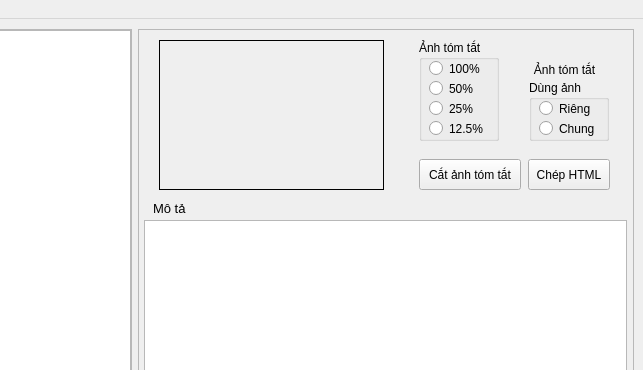
phamsodiep/simple_ecommerce, file data_editor_no_chars/data_editor_no_chars.ui: the form before one commit; both pictures show x 702 to 1345 and y 0 to 370 of the 1345 by 687 pixel window.
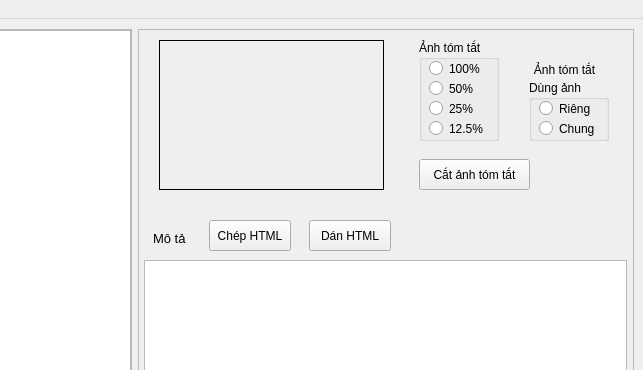
The form after the commit.

Commit message: [data_editor_no_chars] implementing to copy html code from description text box to clipboard

The edit to the form file:
```diff
--- a/data_editor_no_chars/data_editor_no_chars.ui
+++ b/data_editor_no_chars/data_editor_no_chars.ui
@@ -125,9 +125,9 @@
       <property name="geometry">
        <rect>
         <x>5</x>
-        <y>190</y>
+        <y>230</y>
         <width>483</width>
-        <height>451</height>
+        <height>411</height>
        </rect>
       </property>
       <property name="font">
@@ -140,7 +140,7 @@
       <property name="geometry">
        <rect>
         <x>14</x>
-        <y>170</y>
+        <y>200</y>
         <width>51</width>
         <height>16</height>
        </rect>
@@ -279,7 +279,7 @@
        <rect>
         <x>280</x>
         <y>129</y>
-        <width>102</width>
+        <width>111</width>
         <height>31</height>
        </rect>
       </property>
@@ -303,11 +303,24 @@
        <set>Qt::AlignCenter</set>
       </property>
      </widget>
+     <widget class="QPushButton" name="pasteDescription">
+      <property name="geometry">
+       <rect>
+        <x>170</x>
+        <y>190</y>
+        <width>82</width>
+        <height>31</height>
+       </rect>
+      </property>
+      <property name="text">
+       <string>Dán HTML</string>
+      </property>
+     </widget>
      <widget class="QPushButton" name="copyDescription">
       <property name="geometry">
        <rect>
-        <x>389</x>
-        <y>129</y>
+        <x>70</x>
+        <y>190</y>
         <width>82</width>
         <height>31</height>
        </rect>
```
The commit also changes 1 other file.
